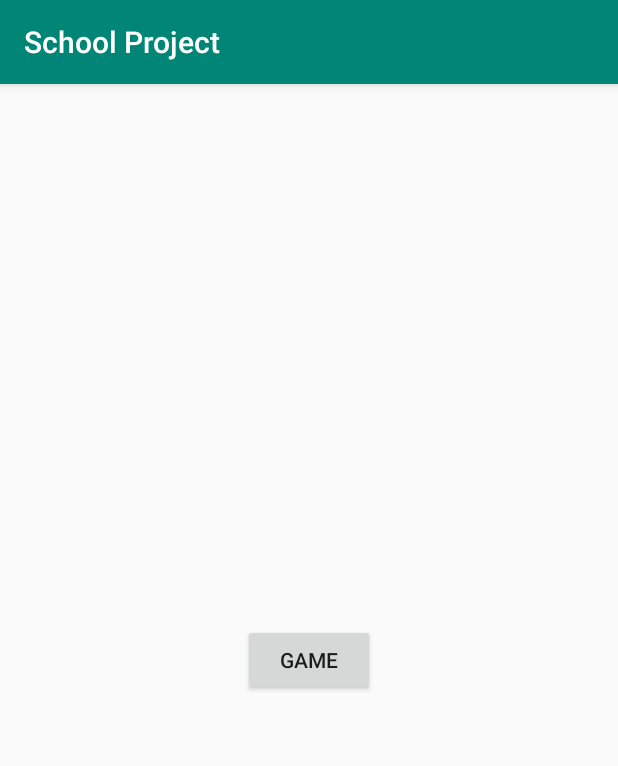
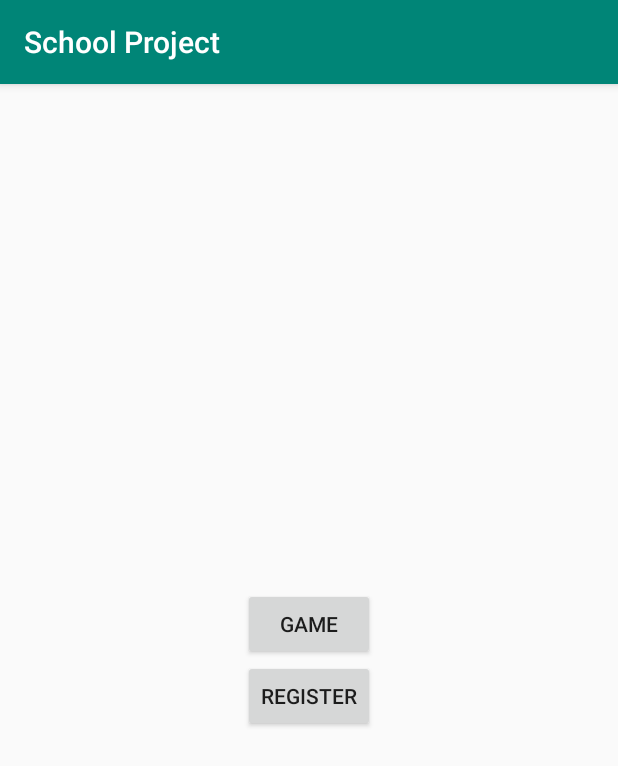
Before and after one commit to raztayar/1010-game, an Android app: the screen it shows after launch (MainMenuActivity), on a phone screen of 412 x 824 dp. Shown: the top 766 px of the screen. Run offline under Robolectric (Android 15) with nearby library versions, the phone set to English and light mode, and no system bars.

Commit message:
now supports register slightly

```diff
--- a/app/src/main/java/com/example/raz/schoolproject/Activities/GameActivity.java
+++ b/app/src/main/java/com/example/raz/schoolproject/Activities/GameActivity.java
@@ -58,7 +58,7 @@ public class GameActivity extends AppCompatActivity {
         drawBoard();
 
         game = new Game(this);
-        game.loadFromDataBase("0");
+        game.loadFromDataBase("1");
 
         thisContext = this;
 
--- a/app/src/main/java/com/example/raz/schoolproject/Activities/MainMenuActivity.java
+++ b/app/src/main/java/com/example/raz/schoolproject/Activities/MainMenuActivity.java
@@ -10,19 +10,25 @@ import com.example.raz.schoolproject.R;
 
 public class MainMenuActivity extends AppCompatActivity {
 
-    private Button gotoGame;
-
     @Override
     protected void onCreate(Bundle savedInstanceState) {
         super.onCreate(savedInstanceState);
         setContentView(R.layout.activity_main_menu);
 
-        gotoGame = findViewById(R.id.gotoGameButton);
+        Button gotoGame = findViewById(R.id.gotoGameButton);
         gotoGame.setOnClickListener(new View.OnClickListener(){
             @Override
             public void onClick(View v) {
                 startActivity(new Intent(MainMenuActivity.this, GameActivity.class));
             }
         } );
+
+        Button gotoRegister = findViewById(R.id.gotoRegisterButton);
+        gotoRegister.setOnClickListener(new View.OnClickListener() {
+            @Override
+            public void onClick(View v) {
+                startActivity(new Intent(MainMenuActivity.this, RegisterActivity.class));
+            }
+        });
     }
 }
--- a/app/src/main/res/layout/activity_main_menu.xml
+++ b/app/src/main/res/layout/activity_main_menu.xml
@@ -11,13 +11,19 @@
     <LinearLayout
         android:layout_width="match_parent"
         android:layout_height="wrap_content"
-        android:gravity="center">
+        android:gravity="center"
+        android:orientation="vertical">
         <Button
             android:layout_width="wrap_content"
             android:layout_height="wrap_content"
             android:text="Game"
             android:id="@+id/gotoGameButton"
             />
+        <Button
+            android:layout_width="wrap_content"
+            android:layout_height="wrap_content"
+            android:text="Register"
+            android:id="@+id/gotoRegisterButton"/>
     </LinearLayout>
 
 </LinearLayout>
```
Also changed, not shown: app/src/main/java/com/example/raz/schoolproject/Activities/RegisterActivity.java (+22 -1 lines), app/src/main/java/com/example/raz/schoolproject/User.java (+11 -0 lines), app/src/main/java/com/example/raz/schoolproject/UserDAL.java (+42 -4 lines), app/src/main/java/com/example/raz/schoolproject/Utilities.java (+18 -0 lines).
